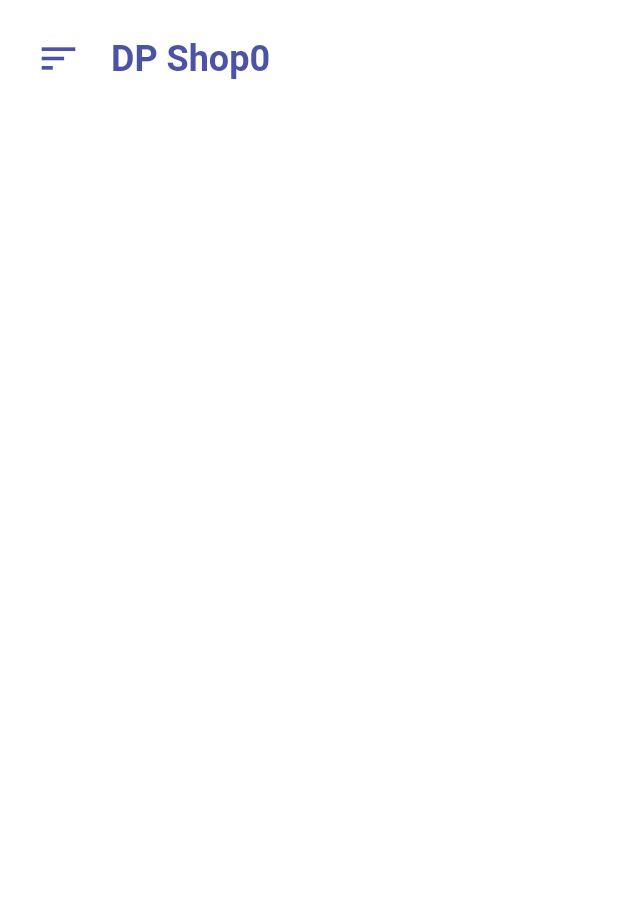
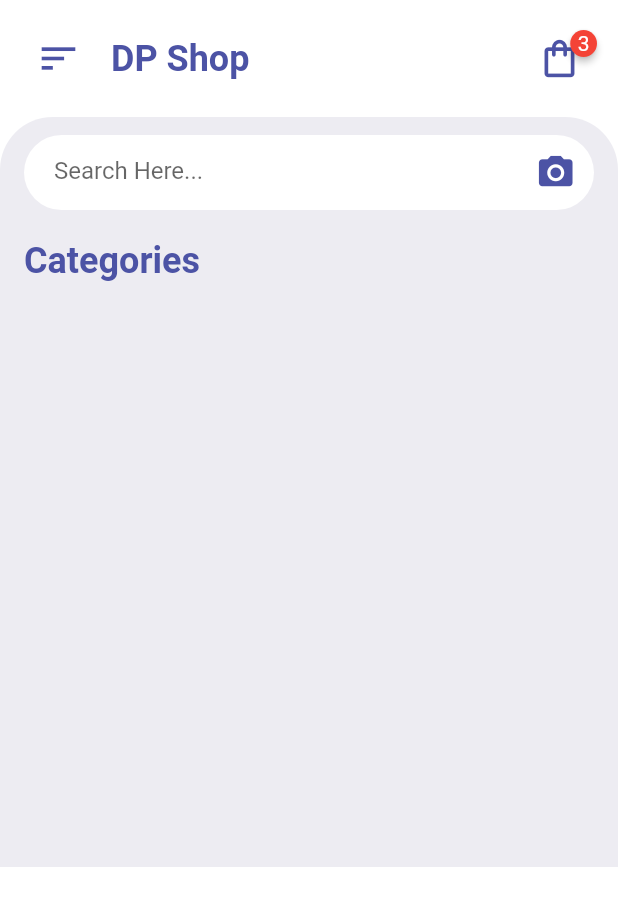
Before and after one commit to riqi3/ecommerce-app, a Flutter app: the screen it shows after launch, on a phone screen of 412 x 824 dp. Shown: the top 906 px of the screen. Run offline on Flutter 3.47's test engine with Material 2 defaults, Android fonts, the phone set to English and light mode, and no system bars; drawn by our look-alikes of badges.

Commit message:
added widgets
search bar, main container, cart button

```diff
--- a/ecommerce_app/lib/constants.dart
+++ b/ecommerce_app/lib/constants.dart
@@ -1,7 +1,10 @@
 import 'package:flutter/material.dart';
 
 const mainColor = Color(0xFF4c53a5);
+const bgColor = Color(0xFFedecf2);
 
 const double fontSize = 24.0;
 const double defaultPadding = 24.0;
+const double defaultMargin= 16.0;
 const double iconSize = 30.0;
+const double borderRadius = 30;
--- a/ecommerce_app/lib/pages/Homescreen.dart
+++ b/ecommerce_app/lib/pages/Homescreen.dart
@@ -1,7 +1,9 @@
-
+import 'package:ecommerce_app/constants.dart';
 import 'package:flutter/material.dart';
 
+import '../widgets/Categories.dart';
 import '../widgets/HomeAppBar.dart';
+import '../widgets/SearchBar.dart';
 
 class Homescreen extends StatelessWidget {
   const Homescreen({super.key});
@@ -12,6 +14,38 @@ class Homescreen extends StatelessWidget {
       body: ListView(
         children: [
           HomeAppBar(),
+          Container(
+            height: 500,
+            padding: EdgeInsets.only(top: defaultPadding / 2),
+            decoration: BoxDecoration(
+              color: bgColor,
+              borderRadius: BorderRadius.only(
+                topLeft: Radius.circular(defaultPadding + 11),
+                topRight: Radius.circular(defaultPadding + 11),
+              ),
+            ),
+            child: Column(
+              children: [
+                SearchBar(),
+                Container(
+                  alignment: Alignment.centerLeft,
+                  margin: EdgeInsets.symmetric(
+                    vertical: defaultMargin + 4,
+                    horizontal: defaultMargin,
+                  ),
+                  child: Text(
+                    'Categories',
+                    style: TextStyle(
+                      fontSize: fontSize,
+                      fontWeight: FontWeight.bold,
+                      color: mainColor,
+                    ),
+                  ),
+                ),
+                Categories(),
+              ],
+            ),
+          ),
         ],
       ),
     );
--- /dev/null
+++ b/ecommerce_app/lib/widgets/Categories.dart
@@ -0,0 +1,10 @@
+import 'package:flutter/material.dart';
+
+class Categories extends StatelessWidget {
+  const Categories({super.key});
+
+  @override
+  Widget build(BuildContext context) {
+    return SingleChildScrollView();
+  }
+}
--- a/ecommerce_app/lib/widgets/HomeAppBar.dart
+++ b/ecommerce_app/lib/widgets/HomeAppBar.dart
@@ -1,5 +1,6 @@
 import 'package:ecommerce_app/constants.dart';
 import 'package:flutter/material.dart';
+import 'package:badges/badges.dart' as badges;
 
 class HomeAppBar extends StatelessWidget {
   const HomeAppBar({super.key});
@@ -21,12 +22,34 @@ class HomeAppBar extends StatelessWidget {
               left: defaultPadding - 4,
             ),
             child: Text(
-              'DP Shop0',
-              style: TextStyle(fontSize: fontSize, fontWeight: FontWeight.bold,
-              color: mainColor,),
+              'DP Shop',
+              style: TextStyle(
+                fontSize: fontSize,
+                fontWeight: FontWeight.bold,
+                color: mainColor,
+              ),
             ),
           ),
           Spacer(),
+          badges.Badge(
+            showBadge: true,
+            badgeContent: Text(
+              '3',
+              style: TextStyle(
+                color: Colors.white
+              ),
+            ),
+            child: InkWell(
+              onTap: () {
+                print('s');
+              },
+              child: Icon(
+                Icons.shopping_bag_outlined,
+                size: iconSize,
+                color: mainColor,
+                ),
+            ),
+          ),
         ],
       ),
     );
--- /dev/null
+++ b/ecommerce_app/lib/widgets/SearchBar.dart
@@ -0,0 +1,43 @@
+import 'package:flutter/material.dart';
+
+import '../constants.dart';
+
+class SearchBar extends StatelessWidget {
+  const SearchBar({
+    super.key,
+  });
+
+  @override
+  Widget build(BuildContext context) {
+    return Container(
+      margin: EdgeInsets.symmetric(horizontal: defaultMargin,
+      ),
+      padding: EdgeInsets.symmetric(horizontal: defaultPadding / 2),
+      height: 50,
+      decoration: BoxDecoration(
+        color: Colors.white,
+        borderRadius: BorderRadius.circular(borderRadius),
+      ),
+      child: Row(
+        children: [
+          Container(
+            margin: EdgeInsets.only(left: defaultMargin / 2),
+            height: 50,
+            width: 200,
+            child: TextFormField(
+              decoration: InputDecoration(
+                  border: InputBorder.none,
+                  hintText: 'Search Here...'),
+            ),
+          ),
+          Spacer(),
+          Icon(
+            Icons.camera_alt,
+            size: iconSize-3,
+            color: mainColor,
+          ),
+        ],
+      ),
+    );
+  }
+}
```
